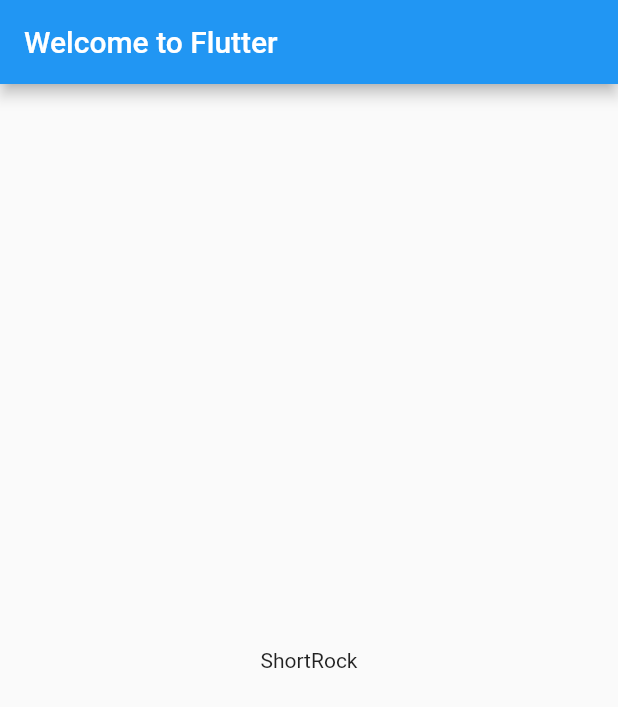
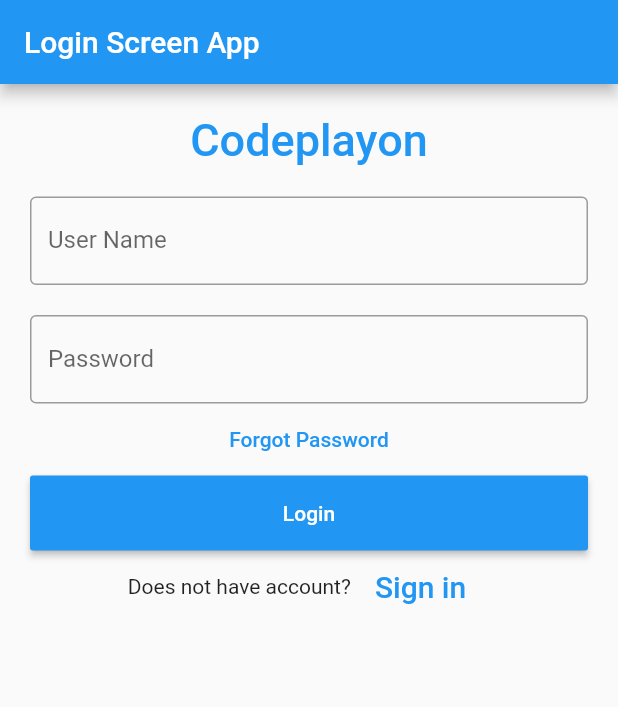
Before and after one commit to Nabla7/isse3-project-whizzard, a Flutter app: the screen it shows after launch, on a phone screen of 412 x 824 dp. Shown: the top 707 px of the screen. Run offline on Flutter 3.47's test engine with Material 2 defaults, Android fonts, the phone set to English and light mode, and no system bars.

Commit message:
Login screen

```diff
--- /dev/null
+++ b/lib/app_example/Login_Screen.dart
@@ -0,0 +1,94 @@
+import 'package:flutter/material.dart';
+
+
+class LoginPage extends StatefulWidget {
+
+  @override
+  State<StatefulWidget> createState() => new _State();
+}
+
+class _State extends State<LoginPage> {
+  TextEditingController nameController = TextEditingController();
+  TextEditingController passwordController = TextEditingController();
+
+  @override
+  Widget build(BuildContext context) {
+    return Scaffold(
+        appBar: AppBar(
+          title: Text('Login Screen App'),
+        ),
+        body: Padding(
+            padding: EdgeInsets.all(10),
+            child: ListView(
+              children: <Widget>[
+                Container(
+                    alignment: Alignment.center,
+                    padding: EdgeInsets.all(10),
+                    child: Text(
+                      'Codeplayon',
+                      style: TextStyle(
+                          color: Colors.blue,
+                          fontWeight: FontWeight.w500,
+                          fontSize: 30),
+                    )),
+                Container(
+                  padding: EdgeInsets.all(10),
+                  child: TextField(
+                    controller: nameController,
+                    decoration: InputDecoration(
+                      border: OutlineInputBorder(),
+                      labelText: 'User Name',
+                    ),
+                  ),
+                ),
+                Container(
+                  padding: EdgeInsets.fromLTRB(10, 10, 10, 0),
+                  child: TextField(
+                    obscureText: true,
+                    controller: passwordController,
+                    decoration: InputDecoration(
+                      border: OutlineInputBorder(),
+                      labelText: 'Password',
+                    ),
+                  ),
+                ),
+                FlatButton(
+                  onPressed: (){
+                    //forgot password screen
+                  },
+                  textColor: Colors.blue,
+                  child: Text('Forgot Password'),
+                ),
+                Container(
+                    height: 50,
+                    padding: EdgeInsets.fromLTRB(10, 0, 10, 0),
+                    child: RaisedButton(
+                      textColor: Colors.white,
+                      color: Colors.blue,
+                      child: Text('Login'),
+                      onPressed: () {
+                        print(nameController.text);
+                        print(passwordController.text);
+                      },
+                    )),
+                Container(
+                    child: Row(
+                      children: <Widget>[
+                        Text('Does not have account?'),
+                        FlatButton(
+                          textColor: Colors.blue,
+                          child: Text(
+                            'Sign in',
+                            style: TextStyle(fontSize: 20),
+                          ),
+                          onPressed: () {
+                            //signup screen
+                          },
+                        )
+                      ],
+                      mainAxisAlignment: MainAxisAlignment.center,
+                    ))
+              ],
+            )));
+  }
+}
--- a/lib/main.dart
+++ b/lib/main.dart
@@ -1,9 +1,6 @@
-// Copyright 2018 The Flutter team. All rights reserved.
-// Use of this source code is governed by a BSD-style license that can be
-// found in the LICENSE file.
+import "package:flutter/material.dart";
+import 'app_example/Login_Screen.dart';
 
-import 'package:flutter/material.dart';
-import 'package:english_words/english_words.dart';
 
 void main() => runApp(MyApp());
 
@@ -11,28 +8,6 @@ class MyApp extends StatelessWidget {
   @override
   Widget build(BuildContext context) {
     return MaterialApp(
-      title: 'Welcome to Flutter',
-      home: Scaffold(
-        appBar: AppBar(
-          title: const Text('Welcome to Flutter'),
-        ),
-        body: Center(
-          child: RandomWords(),
-        ),
-      ),
-    );
+        theme: ThemeData(primarySwatch: Colors.blue), home: LoginPage());
   }
 }
-
-class RandomWords extends StatefulWidget {
-  @override
-  _RandomWordsState createState() => _RandomWordsState();
-}
-
-class _RandomWordsState extends State<RandomWords> {
-  @override
-  Widget build(BuildContext context) {
-    final wordPair = WordPair.random();
-    return Text(wordPair.asPascalCase);
-  }
-}
--- a/pubspec.yaml
+++ b/pubspec.yaml
@@ -1,4 +1,4 @@
-name: myapp
+name: whizzard
 description: A new Flutter project.
 
 # The following line prevents the package from being accidentally published to
@@ -23,7 +23,6 @@ environment:
 dependencies:
   flutter:
     sdk: flutter
-  english_words: ^4.0.0-0
 
 
   # The following adds the Cupertino Icons font to your application.
```
Also changed, not shown: pubspec.lock, 12 other files.
